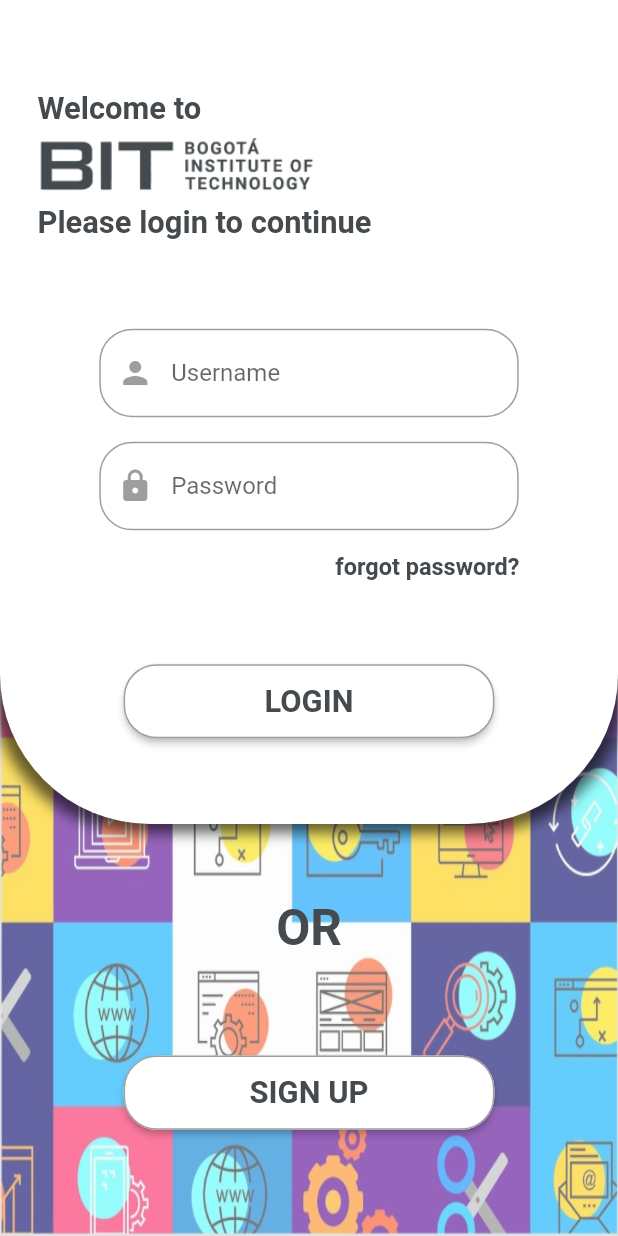
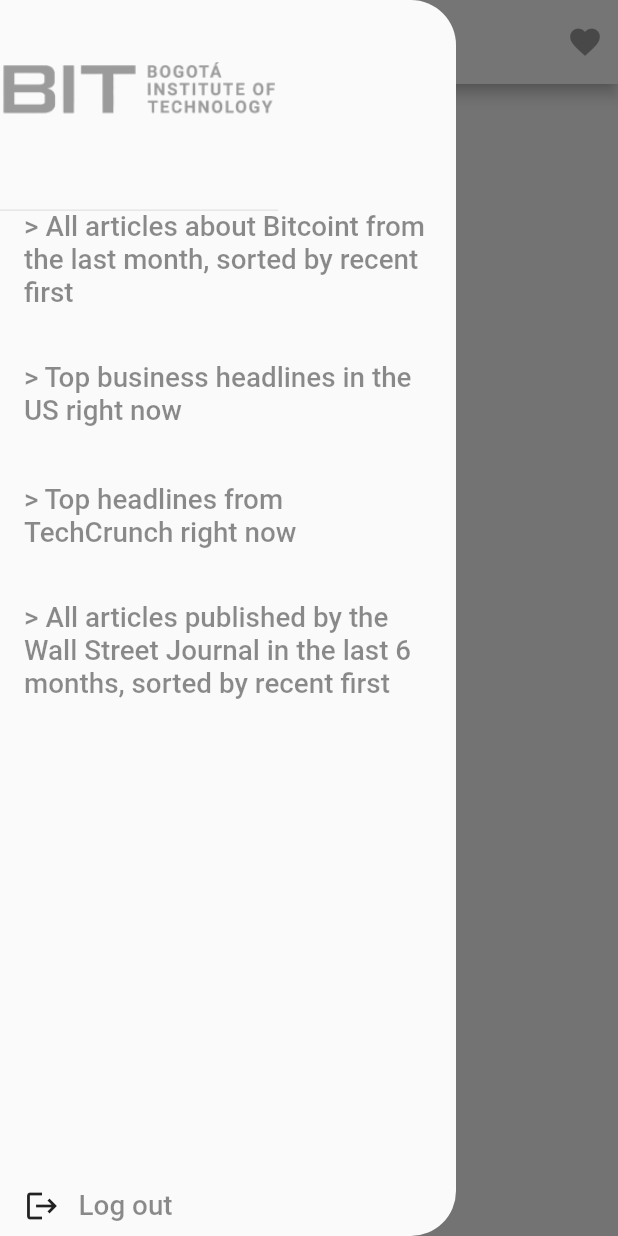
Before and after one commit to BussLightYear/bit_app, a Flutter app: the screen it shows after launch, with the side drawer open (before the commit the screen has no drawer), on a phone screen of 412 x 824 dp. Run offline on Flutter 3.47's test engine with Material 2 defaults, Android fonts, the phone set to English and light mode, and no system bars; our stand-ins replace google_fonts; Roboto replaces fonts that are missing (Signika).

```diff
--- a/Bit app/bit_app/lib/main.dart
+++ b/Bit app/bit_app/lib/main.dart
@@ -1,5 +1,6 @@
 import 'package:flutter/material.dart';
 import './view/login_page.dart';
+import './view/news_page.dart';
 import 'package:flutter/services.dart';
 
 void main() {
@@ -16,11 +17,15 @@ class _MyAppState extends State<MyApp> {
   Widget build(BuildContext context) {
     return MaterialApp(
       debugShowCheckedModeBanner: false,
-      initialRoute: './login',
+      initialRoute: './news',
       onGenerateRoute: (setting) {
         switch (setting.name) {
           case './login':
             return MaterialPageRoute(builder: (context) => new LoginPage());
+
+          case './news':
+            return MaterialPageRoute(builder: (context) => new NewsPage());
+
           default:
             return null;
         }
--- /dev/null
+++ b/Bit app/bit_app/lib/model/news.dart
@@ -0,0 +1,15 @@
+class News {
+  String image;
+  String title;
+  String author;
+  DateTime dateTime;
+  String description;
+
+  News({
+    this.image,
+    this.title,
+    this.author,
+    this.dateTime,
+    this.description,
+  });
+}
--- /dev/null
+++ b/Bit app/bit_app/lib/utils/custom_styles.dart
@@ -0,0 +1,5 @@
+import 'package:flutter/material.dart';
+
+class CustomStyles {
+  static const primaryTextStyle = TextStyle();
+}
--- a/Bit app/bit_app/lib/view/login_page.dart
+++ b/Bit app/bit_app/lib/view/login_page.dart
@@ -21,6 +21,7 @@ class _LoginPageState extends State<LoginPage> {
     var _ancho = MediaQuery.of(context).size.width;
     return Scaffold(
       body: Stack(
+        fit: StackFit.expand,
         children: [
           _BackImage(),
           SingleChildScrollView(
@@ -43,16 +44,22 @@ class _BackImage extends StatelessWidget {
     var _altura = MediaQuery.of(context).size.height;
     var _ancho = MediaQuery.of(context).size.width;
 
-    return Container(
+    return Positioned(
+      top: 0,
+      left: 0,
+      height: _altura,
+      width: _ancho,
+      child: Container(
         height: _altura,
         width: _ancho,
         decoration: BoxDecoration(
           // color: const Color(0xff7c94b6),
           image: DecorationImage(
-          fit: BoxFit.fill,
+            fit: BoxFit.cover,
             colorFilter: ColorFilter.mode(
                 Colors.black.withOpacity(0.6), BlendMode.dstATop),
             image: AssetImage('assets/img/bitback.jpg'),
+          ),
         ),
       ),
     );
@@ -117,7 +124,7 @@ class _LogInfo extends StatelessWidget {
             height: _altura * 0.01,
           ),
           Text(
-            'Please login to continue',
+            'Please log in to continue',
             style: GoogleFonts.signika(
               color: Color(0xff444a4d),
               fontWeight: FontWeight.bold,
@@ -134,6 +141,10 @@ class _LogInfo extends StatelessWidget {
                 right: _ancho * 0.1,
                 left: _ancho * 0.1,
               ),
+              child: Material(
+                elevation: 7.0,
+                shadowColor: Colors.grey,
+                borderRadius: BorderRadius.circular(22.0),
                 child: TextField(
                   enableSuggestions: false,
                   cursorColor: Colors.black,
@@ -161,6 +172,7 @@ class _LogInfo extends StatelessWidget {
                 ),
               ),
             ),
+          ),
           // SizedBox(
           //   height: 0.00000001,
           // ),
@@ -171,6 +183,10 @@ class _LogInfo extends StatelessWidget {
                 right: _ancho * 0.1,
                 left: _ancho * 0.1,
               ),
+              child: Material(
+                elevation: 7.0,
+                shadowColor: Colors.grey,
+                borderRadius: BorderRadius.circular(22.0),
                 child: TextField(
                   cursorColor: Colors.black,
                   obscureText: true,
@@ -187,6 +203,7 @@ class _LogInfo extends StatelessWidget {
                     focusedErrorBorder: OutlineInputBorder(
                       borderRadius: BorderRadius.circular(22.0),
                       borderSide: BorderSide(color: Colors.red, width: 1.0),
+                    ),
                   ),
                 ),
               ),
@@ -223,7 +240,7 @@ class _LogInfo extends StatelessWidget {
                   ),
                   color: Colors.white,
                   child: Text(
-                    'LOGIN',
+                    'LOG IN',
                     style: GoogleFonts.signika(
                       color: Color(0xff444a4d),
                       fontWeight: FontWeight.bold,
--- /dev/null
+++ b/Bit app/bit_app/lib/view/news_page.dart
@@ -0,0 +1,152 @@
+import 'package:flutter/material.dart';
+import 'package:flutter/services.dart';
+
+import 'package:google_fonts/google_fonts.dart';
+
+class NewsPage extends StatefulWidget {
+  @override
+  _NewsPageState createState() => _NewsPageState();
+}
+
+class _NewsPageState extends State<NewsPage> {
+  @override
+  Widget build(BuildContext context) {
+    //Bloqueamos orientación
+    SystemChrome.setPreferredOrientations([
+      DeviceOrientation.portraitUp,
+      DeviceOrientation.portraitDown,
+    ]);
+
+    var _altura = MediaQuery.of(context).size.height;
+    var _ancho = MediaQuery.of(context).size.width;
+    return Scaffold(
+      extendBodyBehindAppBar: true,
+      appBar: AppBar(
+        backgroundColor: Colors.white,
+        iconTheme: IconThemeData(color: Colors.black38),
+        title: Text(
+          'BIT News',
+          style: TextStyle(color: Colors.black38),
+        ),
+        actions: [
+          Padding(
+            padding: const EdgeInsets.only(right: 10),
+            child: Icon(Icons.favorite),
+          )
+        ],
+      ),
+      drawer: ClipRRect(
+        borderRadius: BorderRadius.only(
+          bottomRight: Radius.circular(30),
+          topRight: Radius.circular(30),
+        ),
+        child: Drawer(
+          elevation: 50,
+          child: SizedBox(
+            height: _altura,
+            // width: _ancho,
+            child: Column(
+              crossAxisAlignment: CrossAxisAlignment.start,
+              children: [
+                SizedBox(
+                  height: _altura * 0.17,
+                  child: DrawerHeader(
+                    margin: EdgeInsets.zero,
+                    padding: EdgeInsets.zero,
+                    child: Padding(
+                      padding: EdgeInsets.only(top: _altura * 0.05),
+                      child: SizedBox(
+                        // height: _altura * 0.1,
+                        width: _ancho * 0.45,
+                        child: Align(
+                          alignment: Alignment.topRight,
+                          child: ColorFiltered(
+                            child: Image.asset('assets/img/bit.png'),
+                            colorFilter: ColorFilter.mode(
+                                Colors.black38, BlendMode.srcIn),
+                          ),
+                        ),
+                      ),
+                    ),
+                  ),
+                ),
+                FlatButton(
+                  onPressed: () {},
+                  child: Text(
+                    '> All articles about Bitcoint from the last month, sorted by recent first',
+                    style: TextStyle(
+                      color: Colors.black45,
+                      fontSize: _ancho * 0.045,
+                    ),
+                  ),
+                ),
+                SizedBox(
+                  height: _altura * 0.04,
+                ),
+                FlatButton(
+                  onPressed: () {},
+                  child: Text(
+                    '> Top business headlines in the US right now',
+                    style: TextStyle(
+                      color: Colors.black45,
+                      fontSize: _ancho * 0.045,
+                    ),
+                  ),
+                ),
+                SizedBox(
+                  height: _altura * 0.04,
+                ),
+                FlatButton(
+                  onPressed: () {},
+                  child: Text(
+                    '> Top headlines from TechCrunch right now',
+                    style: TextStyle(
+                      color: Colors.black45,
+                      fontSize: _ancho * 0.045,
+                    ),
+                  ),
+                ),
+                SizedBox(
+                  height: _altura * 0.04,
+                ),
+                FlatButton(
+                  onPressed: () {},
+                  child: Text(
+                    '> All articles published by the Wall Street Journal in the last 6 months, sorted by recent first',
+                    style: TextStyle(
+                      color: Colors.black45,
+                      fontSize: _ancho * 0.045,
+                    ),
+                  ),
+                ),
+                SizedBox(
+                  height: _altura * 0.38,
+                ),
+                FlatButton(
+                  onPressed: () {},
+                  child: Row(
+                    children: [
+                      Icon(
+                        Icons.logout,
+                      ),
+                      SizedBox(
+                        width: _ancho * 0.03,
+                      ),
+                      Text(
+                        'Log out',
+                        style: TextStyle(
+                          color: Colors.black45,
+                          fontSize: _ancho * 0.045,
+                        ),
+                      ),
+                    ],
+                  ),
+                ),
+              ],
+            ),
+          ),
+        ),
+      ),
+    );
+  }
+}
```
Lines whose indentation alone changed are shown as unchanged.
